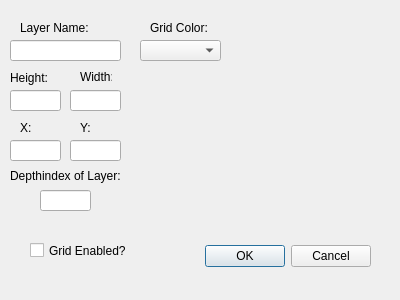
Old version of the form src/Editor/layersettings.ui in the repository espacee/BossBrawl.
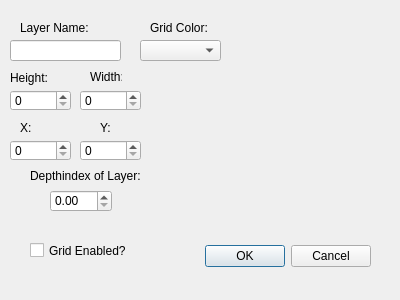
New version of the form.

Diff of the .ui file:
```diff
--- a/src/Editor/layersettings.ui
+++ b/src/Editor/layersettings.ui
@@ -52,30 +52,10 @@
     <string>Layer Name:</string>
    </property>
   </widget>
-  <widget class="QLineEdit" name="heightedit">
-   <property name="geometry">
-    <rect>
-     <x>10</x>
-     <y>90</y>
-     <width>51</width>
-     <height>21</height>
-    </rect>
-   </property>
-  </widget>
-  <widget class="QLineEdit" name="widthedit">
-   <property name="geometry">
-    <rect>
-     <x>70</x>
-     <y>90</y>
-     <width>51</width>
-     <height>21</height>
-    </rect>
-   </property>
-  </widget>
   <widget class="QLabel" name="layerwidth">
    <property name="geometry">
     <rect>
-     <x>80</x>
+     <x>90</x>
      <y>70</y>
      <width>32</width>
      <height>13</height>
@@ -114,7 +94,7 @@
   <widget class="QLabel" name="ylabel">
    <property name="geometry">
     <rect>
-     <x>80</x>
+     <x>100</x>
      <y>120</y>
      <width>31</width>
      <height>16</height>
@@ -124,26 +104,6 @@
     <string>Y:</string>
    </property>
   </widget>
-  <widget class="QLineEdit" name="xedit">
-   <property name="geometry">
-    <rect>
-     <x>10</x>
-     <y>140</y>
-     <width>51</width>
-     <height>21</height>
-    </rect>
-   </property>
-  </widget>
-  <widget class="QLineEdit" name="yedit">
-   <property name="geometry">
-    <rect>
-     <x>70</x>
-     <y>140</y>
-     <width>51</width>
-     <height>21</height>
-    </rect>
-   </property>
-  </widget>
   <widget class="QCheckBox" name="gridcheckbox">
    <property name="geometry">
     <rect>
@@ -160,7 +120,7 @@
   <widget class="QLabel" name="depthindex">
    <property name="geometry">
     <rect>
-     <x>10</x>
+     <x>30</x>
      <y>160</y>
      <width>121</width>
      <height>31</height>
@@ -170,16 +130,6 @@
     <string>Depthindex of Layer:</string>
    </property>
   </widget>
-  <widget class="QLineEdit" name="depthindexedit">
-   <property name="geometry">
-    <rect>
-     <x>40</x>
-     <y>190</y>
-     <width>51</width>
-     <height>21</height>
-    </rect>
-   </property>
-  </widget>
   <widget class="QComboBox" name="gridcolor">
    <property name="geometry">
     <rect>
@@ -203,6 +153,56 @@
     <string>Grid Color:</string>
    </property>
   </widget>
+  <widget class="QSpinBox" name="heightedit">
+   <property name="geometry">
+    <rect>
+     <x>10</x>
+     <y>90</y>
+     <width>61</width>
+     <height>21</height>
+    </rect>
+   </property>
+  </widget>
+  <widget class="QSpinBox" name="widthedit">
+   <property name="geometry">
+    <rect>
+     <x>80</x>
+     <y>90</y>
+     <width>61</width>
+     <height>21</height>
+    </rect>
+   </property>
+  </widget>
+  <widget class="QSpinBox" name="xedit">
+   <property name="geometry">
+    <rect>
+     <x>10</x>
+     <y>140</y>
+     <width>61</width>
+     <height>21</height>
+    </rect>
+   </property>
+  </widget>
+  <widget class="QSpinBox" name="yedit">
+   <property name="geometry">
+    <rect>
+     <x>80</x>
+     <y>140</y>
+     <width>61</width>
+     <height>21</height>
+    </rect>
+   </property>
+  </widget>
+  <widget class="QDoubleSpinBox" name="depthindexedit">
+   <property name="geometry">
+    <rect>
+     <x>50</x>
+     <y>190</y>
+     <width>62</width>
+     <height>22</height>
+    </rect>
+   </property>
+  </widget>
  </widget>
  <tabstops>
   <tabstop>heightedit</tabstop>
```
Left out of the diff: 2 changed lines with no effect on the pictures.
